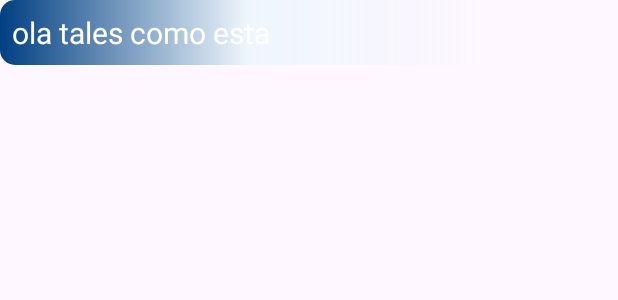
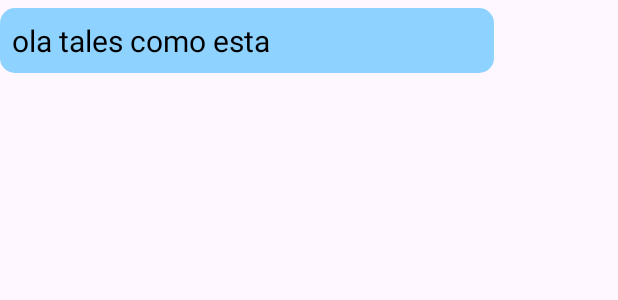
Before and after one commit to TalesPalma/MenssageBase, an Android app: the layout item_chat_destinaid.xml on its own in the app's theme, with its tools: preview values and no code run, on a phone screen of 412 x 824 dp. Shown: the top 300 px of the screen. Run offline under Robolectric (Android 15) with nearby library versions, the phone set to English and light mode, and no system bars.

Commit message:
Chat working and project completed

```diff
--- a/app/src/main/java/com/talespalma/menssagebase/Adapters/AdapterContacts.kt
+++ b/app/src/main/java/com/talespalma/menssagebase/Adapters/AdapterContacts.kt
@@ -13,14 +13,14 @@ class AdapterContacts(
     val onClick: (UserModel) -> Unit
 ) : Adapter<AdapterContacts.ContactsViewHolder>() {
 
-    private var interListContacts: List<UserModel> = emptyList()
+
 
     inner class ContactsViewHolder(
         val binding: ItemContactsBinding
     ) : ViewHolder(binding.root) {
 
     }
-
+    private var interListContacts: List<UserModel> = emptyList()
     fun updateList(externList: List<UserModel>) {
         interListContacts = externList
         notifyDataSetChanged()
--- a/app/src/main/java/com/talespalma/menssagebase/model/Menssage.kt
+++ b/app/src/main/java/com/talespalma/menssagebase/model/Menssage.kt
@@ -5,6 +5,7 @@ import com.google.type.DateTime
 import java.util.Date
 
 data class Menssage(
+    val idUser :String = "",
     val menssage: String = "",
     @ServerTimestamp
     val date: Date?=null
--- a/app/src/main/java/com/talespalma/menssagebase/utils/Constants.kt
+++ b/app/src/main/java/com/talespalma/menssagebase/utils/Constants.kt
@@ -3,4 +3,7 @@ package com.talespalma.menssagebase.utils
 object Constants {
     const val CONVERSATIONS_ORIGEM  = "conversations_origem"
     const val CONTACTS_ORIGEM = "contacts_origem"
+
+    const val TIPO_SEND = 0
+    const val TIPO_DESTINATION = 1
 }
--- a/app/src/main/res/drawable/background_chat_destination.xml
+++ b/app/src/main/res/drawable/background_chat_destination.xml
@@ -1,13 +1,6 @@
 <?xml version="1.0" encoding="utf-8"?>
 <shape xmlns:android="http://schemas.android.com/apk/res/android"
     android:shape="rectangle">
-    <gradient
-        android:type="linear"
-        android:angle="180"
-        android:startColor="#0016FFF8"
-        android:centerColor="#2081EDE9"
-        android:endColor="#003F82"
-        android:gradientRadius="100%"
-        />
+    <solid android:color="#8ED2FF"/>
     <corners android:radius="10dp"/>
 </shape>
--- a/app/src/main/res/layout/activity_login.xml
+++ b/app/src/main/res/layout/activity_login.xml
@@ -25,7 +25,7 @@
             android:layout_height="wrap_content"
             android:hint="Type your e-mail"
             android:inputType="text|textEmailAddress|textAutoComplete"
-            android:text="teste@gmail.com" />
+            android:text="batman@gmail.com" />
     </com.google.android.material.textfield.TextInputLayout>
 
     <com.google.android.material.textfield.TextInputLayout
@@ -48,7 +48,7 @@
             android:layout_height="wrap_content"
             android:hint="Type your password"
             android:inputType="text|textPassword"
-            android:text="tales88532392"
+            android:text="tales12345"
             android:textSize="16sp" />
     </com.google.android.material.textfield.TextInputLayout>
 
--- a/app/src/main/res/layout/item_chat_destinaid.xml
+++ b/app/src/main/res/layout/item_chat_destinaid.xml
@@ -3,7 +3,9 @@
     xmlns:app="http://schemas.android.com/apk/res-auto"
     xmlns:tools="http://schemas.android.com/tools"
     android:layout_width="match_parent"
-    android:layout_height="wrap_content">
+    android:layout_height="wrap_content"
+    android:layout_marginTop="5dp"
+    >
 
     <TextView
         android:id="@+id/textViewDestination"
@@ -12,7 +14,7 @@
         android:background="@drawable/background_chat_destination"
         android:padding="8dp"
         android:text="ola tales como esta"
-        android:textColor="#FFFFFF"
+        android:textColor="#000000"
         android:textSize="20sp"
         app:layout_constraintBottom_toBottomOf="parent"
         app:layout_constraintEnd_toEndOf="parent"
--- a/app/src/main/res/layout/item_chat_send.xml
+++ b/app/src/main/res/layout/item_chat_send.xml
@@ -2,7 +2,8 @@
 <androidx.constraintlayout.widget.ConstraintLayout xmlns:android="http://schemas.android.com/apk/res/android"
     xmlns:app="http://schemas.android.com/apk/res-auto"
     android:layout_width="match_parent"
-    android:layout_height="wrap_content">
+    android:layout_height="wrap_content"
+    android:layout_marginTop="5dp">
 
 
     <TextView
@@ -12,7 +13,7 @@
         android:background="@drawable/baground_chat_send"
         android:padding="8dp"
         android:text="ola tales como esta"
-        android:textColor="#FFFFFF"
+        android:textColor="#000000"
         android:textSize="20sp"
         app:layout_constraintBottom_toBottomOf="parent"
         app:layout_constraintEnd_toEndOf="parent"
```
Also changed, not shown: app/src/main/java/com/talespalma/menssagebase/Adapters/AdapterChat.kt (+78 -17 lines), app/src/main/java/com/talespalma/menssagebase/activitys/ChatActivity.kt (+13 -4 lines), app/src/main/res/drawable/baground_chat_send.xml (+1 -8 lines).
